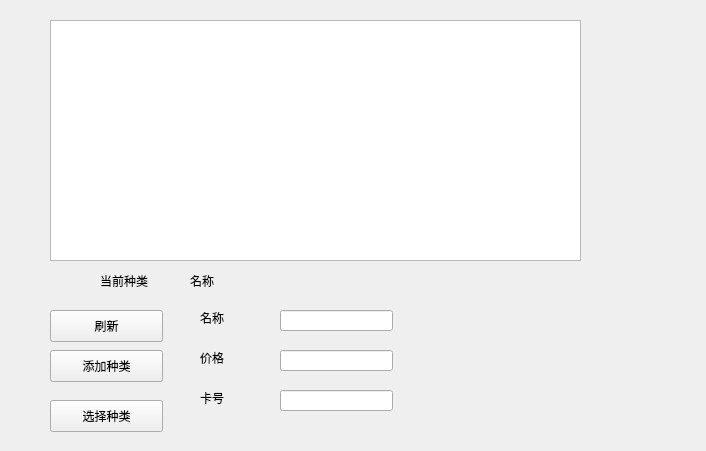
This is kind.ui in wangkeyi203/lengku as Qt 5 draws it before an edit. The edited form follows.
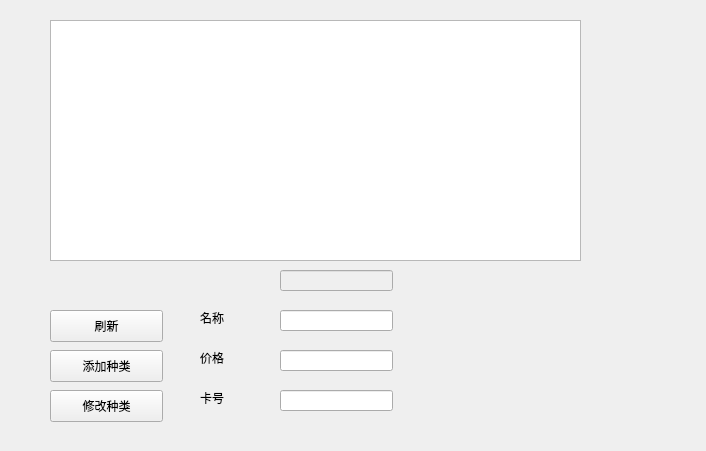
This is the edited form.

Diff of the .ui file:
```diff
--- a/kind.ui
+++ b/kind.ui
@@ -36,19 +36,6 @@
     <string>刷新</string>
    </property>
   </widget>
-  <widget class="QLabel" name="kind_now">
-   <property name="geometry">
-    <rect>
-     <x>100</x>
-     <y>270</y>
-     <width>61</width>
-     <height>21</height>
-    </rect>
-   </property>
-   <property name="text">
-    <string>当前种类</string>
-   </property>
-  </widget>
   <widget class="QLineEdit" name="kind_name">
    <property name="geometry">
     <rect>
@@ -59,19 +46,6 @@
     </rect>
    </property>
   </widget>
-  <widget class="QLabel" name="kind_now_2">
-   <property name="geometry">
-    <rect>
-     <x>190</x>
-     <y>270</y>
-     <width>61</width>
-     <height>21</height>
-    </rect>
-   </property>
-   <property name="text">
-    <string>名称</string>
-   </property>
-  </widget>
   <widget class="QPushButton" name="add_kind">
    <property name="geometry">
     <rect>
@@ -89,13 +63,13 @@
    <property name="geometry">
     <rect>
      <x>50</x>
-     <y>400</y>
+     <y>390</y>
      <width>113</width>
      <height>32</height>
     </rect>
    </property>
    <property name="text">
-    <string>选择种类</string>
+    <string>修改种类</string>
    </property>
   </widget>
   <widget class="QLineEdit" name="kind_price">
@@ -157,6 +131,19 @@
     <string>卡号</string>
    </property>
   </widget>
+  <widget class="QLineEdit" name="kind_id">
+   <property name="enabled">
+    <bool>false</bool>
+   </property>
+   <property name="geometry">
+    <rect>
+     <x>280</x>
+     <y>270</y>
+     <width>113</width>
+     <height>21</height>
+    </rect>
+   </property>
+  </widget>
  </widget>
  <resources/>
  <connections/>
```
